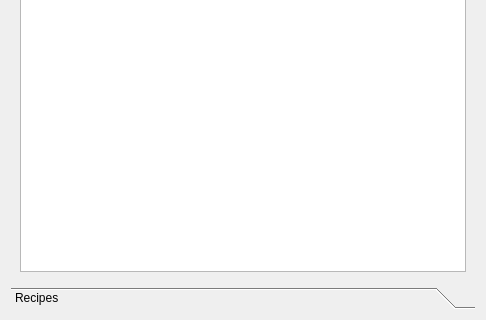
Qt form comparisondialog.ui (Greezael/sukaldu) before a commit; both pictures show x 0 to 486 and y 284 to 604 of the 486 by 604 pixel window.
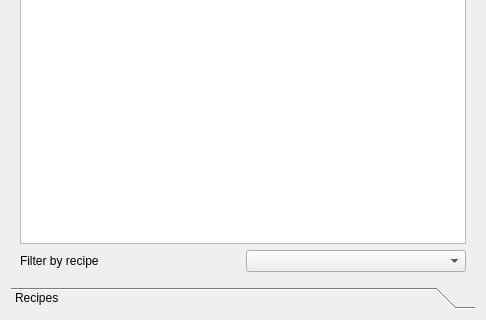
The same form after that commit. The open tabs and pages were chosen to show the change.

Commit message: Added filtering to comparison window

Patch:
```diff
--- a/comparisondialog.ui
+++ b/comparisondialog.ui
@@ -31,9 +31,15 @@
       <attribute name="label">
        <string>Menus</string>
       </attribute>
-      <layout class="QHBoxLayout" name="horizontalLayout_5">
-       <item>
+      <layout class="QGridLayout" name="gridLayout">
+       <item row="0" column="0" colspan="2">
         <widget class="QTableView" name="sta_menu">
+         <property name="sizePolicy">
+          <sizepolicy hsizetype="Expanding" vsizetype="Expanding">
+           <horstretch>0</horstretch>
+           <verstretch>0</verstretch>
+          </sizepolicy>
+         </property>
          <property name="editTriggers">
           <set>QAbstractItemView::NoEditTriggers</set>
          </property>
@@ -48,6 +54,16 @@
          </attribute>
         </widget>
        </item>
+       <item row="1" column="0">
+        <widget class="QLabel" name="label">
+         <property name="text">
+          <string>Filter by recipe</string>
+         </property>
+        </widget>
+       </item>
+       <item row="1" column="1">
+        <widget class="QComboBox" name="sta_menu_filter"/>
+       </item>
       </layout>
      </widget>
      <widget class="QWidget" name="page_2">
```
Left out of the diff: 16 changed lines with no effect on the pictures. The commit also changes 6 other files.
